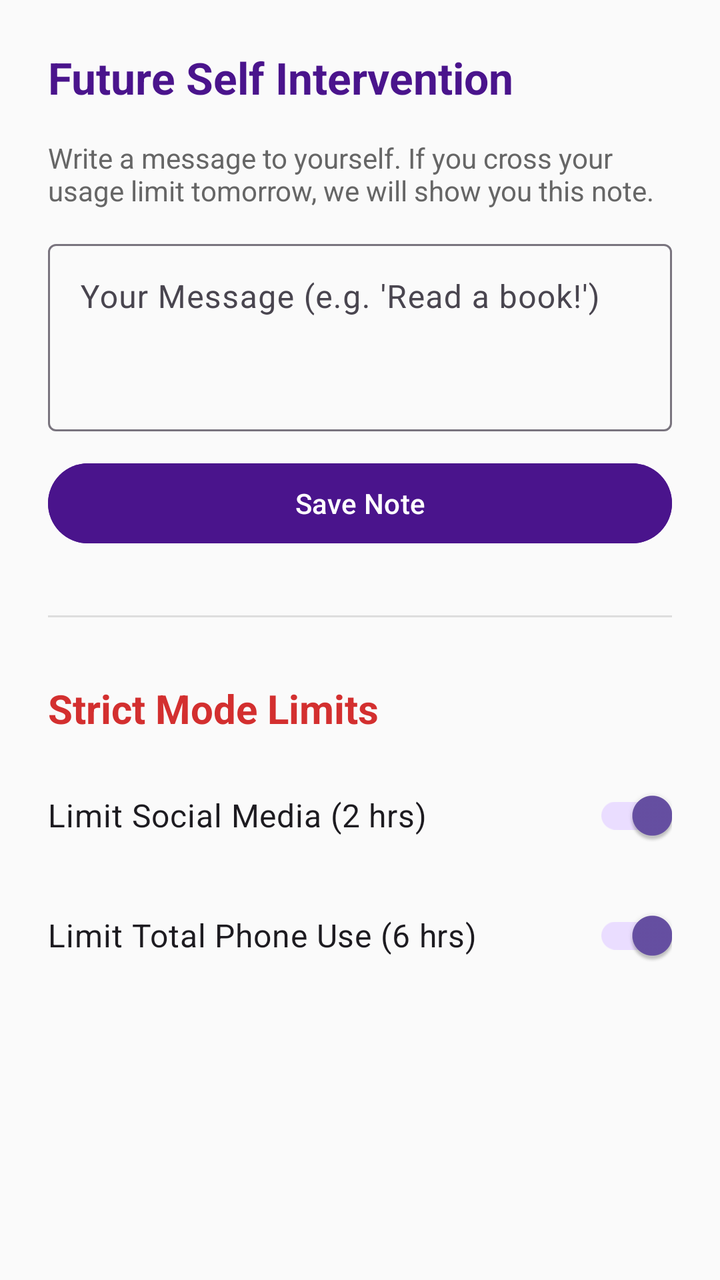
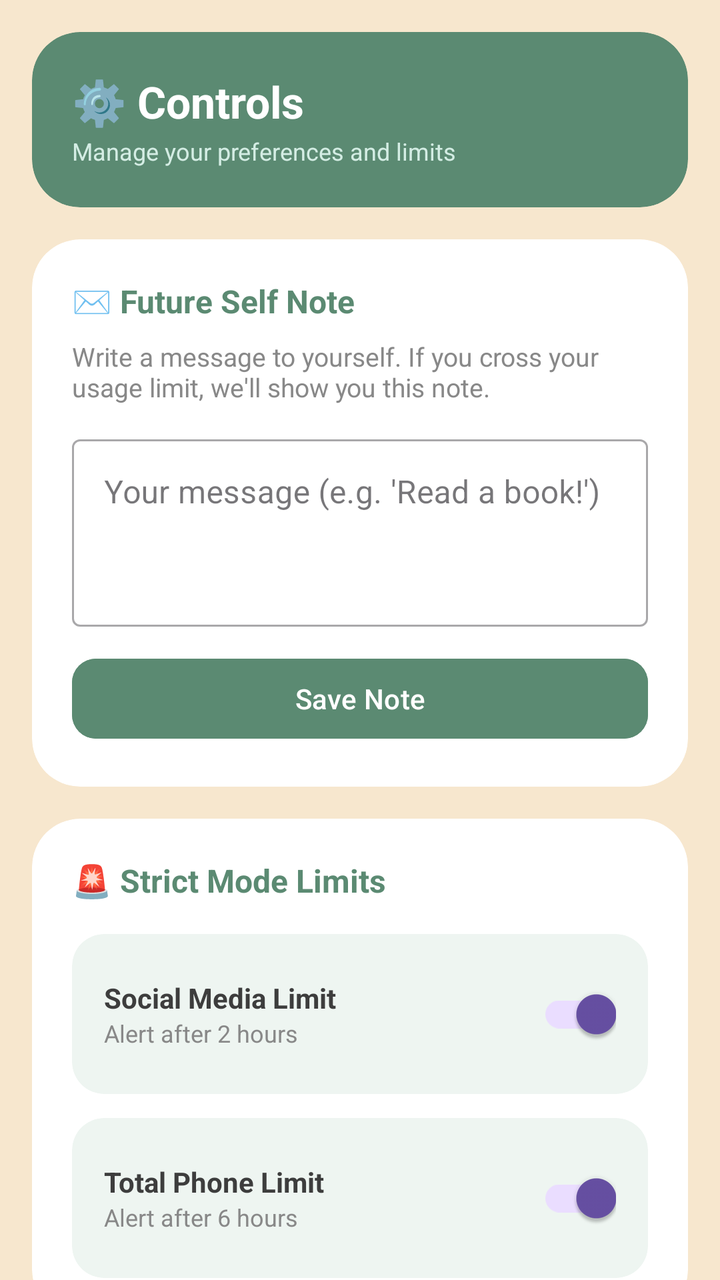

Compare the two renders of this Android layout. The source of the first and the diff that turns it into the second are given below.
<!-- AndroidManifest.xml: application theme Theme.PhoneMoodTranslator -->
<!-- res/layout/fragment_controls.xml -->
<?xml version="1.0" encoding="utf-8"?>
<LinearLayout xmlns:android="http://schemas.android.com/apk/res/android"
    android:layout_width="match_parent"
    android:layout_height="match_parent"
    android:orientation="vertical"
    android:padding="24dp"
    android:background="#FAFAFA">

    <TextView
        android:layout_width="wrap_content"
        android:layout_height="wrap_content"
        android:text="Future Self Intervention"
        android:textSize="22sp"
        android:textStyle="bold"
        android:textColor="#4A148C"
        android:layout_marginBottom="16dp"/>

    <TextView
        android:layout_width="match_parent"
        android:layout_height="wrap_content"
        android:text="Write a message to yourself. If you cross your usage limit tomorrow, we will show you this note."
        android:textColor="#666666"
        android:layout_marginBottom="12dp"/>

    <com.google.android.material.textfield.TextInputLayout
        android:layout_width="match_parent"
        android:layout_height="wrap_content"
        android:hint="Your Message (e.g. 'Read a book!')">

        <com.google.android.material.textfield.TextInputEditText
            android:id="@+id/etFutureNote"
            android:layout_width="match_parent"
            android:layout_height="wrap_content"
            android:minLines="3"
            android:gravity="top"/>
    </com.google.android.material.textfield.TextInputLayout>

    <Button
        android:id="@+id/btnSaveNote"
        android:layout_width="match_parent"
        android:layout_height="wrap_content"
        android:text="Save Note"
        android:layout_marginTop="12dp"
        android:backgroundTint="#4A148C"/>

    <View
        android:layout_width="match_parent"
        android:layout_height="1dp"
        android:background="#DDDDDD"
        android:layout_marginTop="32dp"
        android:layout_marginBottom="32dp"/>

    <TextView
        android:layout_width="wrap_content"
        android:layout_height="wrap_content"
        android:text="Strict Mode Limits"
        android:textSize="20sp"
        android:textStyle="bold"
        android:textColor="#D32F2F"
        android:layout_marginBottom="16dp"/>

    <com.google.android.material.switchmaterial.SwitchMaterial
        android:id="@+id/switchSocialLimit"
        android:layout_width="match_parent"
        android:layout_height="wrap_content"
        android:text="Limit Social Media (2 hrs)"
        android:textSize="16sp"
        android:checked="true"/>

    <com.google.android.material.switchmaterial.SwitchMaterial
        android:id="@+id/switchTotalLimit"
        android:layout_width="match_parent"
        android:layout_height="wrap_content"
        android:text="Limit Total Phone Use (6 hrs)"
        android:textSize="16sp"
        android:layout_marginTop="12dp"
        android:checked="true"/>

</LinearLayout>
<!-- resources referenced by this layout -->
<resources>
  <style name="Theme.PhoneMoodTranslator" parent="Base.Theme.PhoneMoodTranslator" />
  <style name="Base.Theme.PhoneMoodTranslator" parent="Theme.Material3.DayNight.NoActionBar">
          
          
      </style>
</resources>

<!-- the commit's change to res/layout/fragment_controls.xml (unified diff, before → after) -->
@@ -1,79 +1,412 @@
 <?xml version="1.0" encoding="utf-8"?>
-<LinearLayout xmlns:android="http://schemas.android.com/apk/res/android"
+<ScrollView
+    xmlns:android="http://schemas.android.com/apk/res/android"
+    xmlns:app="http://schemas.android.com/apk/res-auto"
     android:layout_width="match_parent"
     android:layout_height="match_parent"
-    android:orientation="vertical"
-    android:padding="24dp"
-    android:background="#FAFAFA">
-
-    <TextView
-        android:layout_width="wrap_content"
-        android:layout_height="wrap_content"
-        android:text="Future Self Intervention"
-        android:textSize="22sp"
-        android:textStyle="bold"
-        android:textColor="#4A148C"
-        android:layout_marginBottom="16dp"/>
-
-    <TextView
+    android:background="#F7E7CE"
+    android:scrollbars="none">
+
+    <LinearLayout
         android:layout_width="match_parent"
         android:layout_height="wrap_content"
-        android:text="Write a message to yourself. If you cross your usage limit tomorrow, we will show you this note."
-        android:textColor="#666666"
-        android:layout_marginBottom="12dp"/>
-
-    <com.google.android.material.textfield.TextInputLayout
-        android:layout_width="match_parent"
-        android:layout_height="wrap_content"
-        android:hint="Your Message (e.g. 'Read a book!')">
-
-        <com.google.android.material.textfield.TextInputEditText
-            android:id="@+id/etFutureNote"
+        android:orientation="vertical"
+        android:padding="16dp">
+
+        
+        <androidx.cardview.widget.CardView
             android:layout_width="match_parent"
             android:layout_height="wrap_content"
-            android:minLines="3"
-            android:gravity="top"/>
-    </com.google.android.material.textfield.TextInputLayout>
-
-    <Button
-        android:id="@+id/btnSaveNote"
-        android:layout_width="match_parent"
-        android:layout_height="wrap_content"
-        android:text="Save Note"
-        android:layout_marginTop="12dp"
-        android:backgroundTint="#4A148C"/>
-
-    <View
-        android:layout_width="match_parent"
-        android:layout_height="1dp"
-        android:background="#DDDDDD"
-        android:layout_marginTop="32dp"
-        android:layout_marginBottom="32dp"/>
-
-    <TextView
-        android:layout_width="wrap_content"
-        android:layout_height="wrap_content"
-        android:text="Strict Mode Limits"
-        android:textSize="20sp"
-        android:textStyle="bold"
-        android:textColor="#D32F2F"
-        android:layout_marginBottom="16dp"/>
-
-    <com.google.android.material.switchmaterial.SwitchMaterial
-        android:id="@+id/switchSocialLimit"
-        android:layout_width="match_parent"
-        android:layout_height="wrap_content"
-        android:text="Limit Social Media (2 hrs)"
-        android:textSize="16sp"
-        android:checked="true"/>
-
-    <com.google.android.material.switchmaterial.SwitchMaterial
-        android:id="@+id/switchTotalLimit"
-        android:layout_width="match_parent"
-        android:layout_height="wrap_content"
-        android:text="Limit Total Phone Use (6 hrs)"
-        android:textSize="16sp"
-        android:layout_marginTop="12dp"
-        android:checked="true"/>
-
-</LinearLayout>
+            android:layout_marginBottom="16dp"
+            app:cardCornerRadius="24dp"
+            app:cardElevation="0dp"
+            app:cardBackgroundColor="#5B8A72">
+
+            <LinearLayout
+                android:layout_width="match_parent"
+                android:layout_height="wrap_content"
+                android:orientation="vertical"
+                android:padding="20dp">
+
+                <TextView
+                    android:layout_width="wrap_content"
+                    android:layout_height="wrap_content"
+                    android:text="⚙️ Controls"
+                    android:textSize="22sp"
+                    android:textStyle="bold"
+                    android:textColor="#FFFFFF"/>
+
+                <TextView
+                    android:layout_width="wrap_content"
+                    android:layout_height="wrap_content"
+                    android:text="Manage your preferences and limits"
+                    android:textSize="12sp"
+                    android:textColor="#D4EDE4"
+                    android:layout_marginTop="2dp"/>
+
+            </LinearLayout>
+
+        </androidx.cardview.widget.CardView>
+
+        
+        <androidx.cardview.widget.CardView
+            android:layout_width="match_parent"
+            android:layout_height="wrap_content"
+            android:layout_marginBottom="16dp"
+            app:cardCornerRadius="24dp"
+            app:cardElevation="0dp"
+            app:cardBackgroundColor="#FFFFFF">
+
+            <LinearLayout
+                android:layout_width="match_parent"
+                android:layout_height="wrap_content"
+                android:orientation="vertical"
+                android:padding="20dp">
+
+                <TextView
+                    android:layout_width="wrap_content"
+                    android:layout_height="wrap_content"
+                    android:text="✉️ Future Self Note"
+                    android:textSize="16sp"
+                    android:textStyle="bold"
+                    android:textColor="#5B8A72"
+                    android:layout_marginBottom="8dp"/>
+
+                <TextView
+                    android:layout_width="match_parent"
+                    android:layout_height="wrap_content"
+                    android:text="Write a message to yourself. If you cross your usage limit, we'll show you this note."
+                    android:textColor="#888888"
+                    android:textSize="13sp"
+                    android:layout_marginBottom="12dp"/>
+
+                <com.google.android.material.textfield.TextInputLayout
+                    android:layout_width="match_parent"
+                    android:layout_height="wrap_content"
+                    android:hint="Your message (e.g. 'Read a book!')"
+                    style="@style/Widget.MaterialComponents.TextInputLayout.OutlinedBox">
+
+                    <com.google.android.material.textfield.TextInputEditText
+                        android:id="@+id/etFutureNote"
+                        android:layout_width="match_parent"
+                        android:layout_height="wrap_content"
+                        android:minLines="3"
+                        android:gravity="top"/>
+
+                </com.google.android.material.textfield.TextInputLayout>
+
+                <Button
+                    android:id="@+id/btnSaveNote"
+                    android:layout_width="match_parent"
+                    android:layout_height="wrap_content"
+                    android:text="Save Note"
+                    android:layout_marginTop="12dp"
+                    android:textColor="#FFFFFF"
+                    android:backgroundTint="#5B8A72"
+                    app:cornerRadius="12dp"/>
+
+            </LinearLayout>
+
+        </androidx.cardview.widget.CardView>
+
+        
+        <androidx.cardview.widget.CardView
+            android:layout_width="match_parent"
+            android:layout_height="wrap_content"
+            android:layout_marginBottom="16dp"
+            app:cardCornerRadius="24dp"
+            app:cardElevation="0dp"
+            app:cardBackgroundColor="#FFFFFF">
+
+            <LinearLayout
+                android:layout_width="match_parent"
+                android:layout_height="wrap_content"
+                android:orientation="vertical"
+                android:padding="20dp">
+
+                <TextView
+                    android:layout_width="wrap_content"
+                    android:layout_height="wrap_content"
+                    android:text="🚨 Strict Mode Limits"
+                    android:textSize="16sp"
+                    android:textStyle="bold"
+                    android:textColor="#5B8A72"
+                    android:layout_marginBottom="16dp"/>
+
+                
+                <androidx.cardview.widget.CardView
+                    android:layout_width="match_parent"
+                    android:layout_height="wrap_content"
+                    android:layout_marginBottom="12dp"
+                    app:cardCornerRadius="16dp"
+                    app:cardElevation="0dp"
+                    app:cardBackgroundColor="#EEF5F1">
+
+                    <LinearLayout
+                        android:layout_width="match_parent"
+                        android:layout_height="wrap_content"
+                        android:orientation="horizontal"
+                        android:gravity="center_vertical"
+                        android:padding="16dp">
+
+                        <LinearLayout
+                            android:layout_width="0dp"
+                            android:layout_height="wrap_content"
+                            android:layout_weight="1"
+                            android:orientation="vertical">
+
+                            <TextView
+                                android:layout_width="wrap_content"
+                                android:layout_height="wrap_content"
+                                android:text="Social Media Limit"
+                                android:textSize="14sp"
+                                android:textStyle="bold"
+                                android:textColor="#3D3D3D"/>
+
+                            <TextView
+                                android:layout_width="wrap_content"
+                                android:layout_height="wrap_content"
+                                android:text="Alert after 2 hours"
+                                android:textSize="12sp"
+                                android:textColor="#888888"/>
+
+                        </LinearLayout>
+
+                        <com.google.android.material.switchmaterial.SwitchMaterial
+                            android:id="@+id/switchSocialLimit"
+                            android:layout_width="wrap_content"
+                            android:layout_height="wrap_content"
+                            android:checked="true"/>
+
+                    </LinearLayout>
+
+                </androidx.cardview.widget.CardView>
+
+                
+                <androidx.cardview.widget.CardView
+                    android:layout_width="match_parent"
+                    android:layout_height="wrap_content"
+                    app:cardCornerRadius="16dp"
+                    app:cardElevation="0dp"
+                    app:cardBackgroundColor="#EEF5F1">
+
+                    <LinearLayout
+                        android:layout_width="match_parent"
+                        android:layout_height="wrap_content"
+                        android:orientation="horizontal"
+                        android:gravity="center_vertical"
+                        android:padding="16dp">
+
+                        <LinearLayout
+                            android:layout_width="0dp"
+                            android:layout_height="wrap_content"
+                            android:layout_weight="1"
+                            android:orientation="vertical">
+
+                            <TextView
+                                android:layout_width="wrap_content"
+                                android:layout_height="wrap_content"
+                                android:text="Total Phone Limit"
+                                android:textSize="14sp"
+                                android:textStyle="bold"
+                                android:textColor="#3D3D3D"/>
+
+                            <TextView
+                                android:layout_width="wrap_content"
+                                android:layout_height="wrap_content"
+                                android:text="Alert after 6 hours"
+                                android:textSize="12sp"
+                                android:textColor="#888888"/>
+
+                        </LinearLayout>
+
+                        <com.google.android.material.switchmaterial.SwitchMaterial
+                            android:id="@+id/switchTotalLimit"
+                            android:layout_width="wrap_content"
+                            android:layout_height="wrap_content"
+                            android:checked="true"/>
+
+                    </LinearLayout>
+
+                </androidx.cardview.widget.CardView>
+
+            </LinearLayout>
+
+        </androidx.cardview.widget.CardView>
+
+        
+        <androidx.cardview.widget.CardView
+            android:layout_width="match_parent"
+            android:layout_height="wrap_content"
+            android:layout_marginBottom="16dp"
+            app:cardCornerRadius="24dp"
+            app:cardElevation="0dp"
+            app:cardBackgroundColor="#FFFFFF">
+
+            <LinearLayout
+                android:layout_width="match_parent"
+                android:layout_height="wrap_content"
+                android:orientation="vertical"
+                android:padding="20dp">
+
+                <TextView
+                    android:layout_width="wrap_content"
+                    android:layout_height="wrap_content"
+                    android:text="🎨 App Theme"
+                    android:textSize="16sp"
+                    android:textStyle="bold"
+                    android:textColor="#5B8A72"
+                    android:layout_marginBottom="8dp"/>
+
+                <TextView
+                    android:layout_width="match_parent"
+                    android:layout_height="wrap_content"
+                    android:text="Customize the main screen background color."
+                    android:textColor="#888888"
+                    android:textSize="13sp"
+                    android:layout_marginBottom="16dp"/>
+
+                <LinearLayout
+                    android:layout_width="match_parent"
+                    android:layout_height="wrap_content"
+                    android:orientation="horizontal"
+                    android:gravity="center_vertical">
+
+                    <View
+                        android:id="@+id/viewColorPreview"
+                        android:layout_width="48dp"
+                        android:layout_height="48dp"
+                        android:layout_marginEnd="16dp"
+                        android:background="@drawable/circle_preview"/>
+
+                    <Button
+                        android:id="@+id/btnPickColor"
+                        android:layout_width="0dp"
+                        android:layout_height="wrap_content"
+                        android:layout_weight="1"
+                        android:text="Pick Color"
+                        android:textColor="#FFFFFF"
+                        android:backgroundTint="#5B8A72"
+                        app:cornerRadius="12dp"/>
+
+                </LinearLayout>
+
+            </LinearLayout>
+
+        </androidx.cardview.widget.CardView>
+
+        
+        <androidx.cardview.widget.CardView
+            android:layout_width="match_parent"
+            android:layout_height="wrap_content"
+            android:layout_marginBottom="32dp"
+            app:cardCornerRadius="24dp"
+            app:cardElevation="0dp"
+            app:cardBackgroundColor="#FFFFFF">
+
+            <LinearLayout
+                android:layout_width="match_parent"
+                android:layout_height="wrap_content"
+                android:orientation="vertical"
+                android:padding="20dp">
+
+                <TextView
+                    android:layout_width="wrap_content"
+                    android:layout_height="wrap_content"
+                    android:text="ℹ️ About"
+                    android:textSize="16sp"
+                    android:textStyle="bold"
+                    android:textColor="#5B8A72"
+                    android:layout_marginBottom="8dp"/>
+
+                <TextView
+                    android:layout_width="match_parent"
+                    android:layout_height="wrap_content"
+                    android:text="Phone Mood Translator helps you understand your screen time habits through mood-based insights."
+                    android:textColor="#888888"
+                    android:textSize="13sp"
+                    android:layout_marginBottom="16dp"/>
+
+                <LinearLayout
+                    android:layout_width="match_parent"
+                    android:layout_height="wrap_content"
+                    android:orientation="horizontal">
+
+                    <androidx.cardview.widget.CardView
+                        android:layout_width="0dp"
+                        android:layout_height="wrap_content"
+                        android:layout_weight="1"
+                        android:layout_marginEnd="8dp"
+                        app:cardCornerRadius="12dp"
+                        app:cardElevation="0dp"
+                        app:cardBackgroundColor="#EEF5F1">
+
+                        <LinearLayout
+                            android:layout_width="match_parent"
+                            android:layout_height="wrap_content"
+                            android:orientation="vertical"
+                            android:gravity="center"
+                            android:padding="12dp">
+
+                            <TextView
+                                android:layout_width="wrap_content"
+                                android:layout_height="wrap_content"
+                                android:text="Version"
+                                android:textSize="11sp"
+                                android:textColor="#888888"/>
+
+                            <TextView
+                                android:layout_width="wrap_content"
+                                android:layout_height="wrap_content"
+                                android:text="2.0.0"
+                                android:textSize="14sp"
+                                android:textStyle="bold"
+                                android:textColor="#5B8A72"/>
+
+                        </LinearLayout>
+
+                    </androidx.cardview.widget.CardView>
+
+                    <androidx.cardview.widget.CardView
+                        android:layout_width="0dp"
+                        android:layout_height="wrap_content"
+                        android:layout_weight="1"
+                        app:cardCornerRadius="12dp"
+                        app:cardElevation="0dp"
+                        app:cardBackgroundColor="#EEF5F1">
+
+                        <LinearLayout
+                            android:layout_width="match_parent"
+                            android:layout_height="wrap_content"
+                            android:orientation="vertical"
+                            android:gravity="center"
+                            android:padding="12dp">
+
+                            <TextView
+                                android:layout_width="wrap_content"
+                                android:layout_height="wrap_content"
+                                android:text="Made with"
+                                android:textSize="11sp"
+                                android:textColor="#888888"/>
+
+                            <TextView
+                                android:layout_width="wrap_content"
+                                android:layout_height="wrap_content"
+                                android:text="❤️ in India"
+                                android:textSize="14sp"
+                                android:textStyle="bold"
+                                android:textColor="#5B8A72"/>
+
+                        </LinearLayout>
+
+                    </androidx.cardview.widget.CardView>
+
+                </LinearLayout>
+
+            </LinearLayout>
+
+        </androidx.cardview.widget.CardView>
+
+    </LinearLayout>
+
+</ScrollView>
<!-- resource entries referenced after the edit -->
@@ -1,5 +1,12 @@
 <!-- resources referenced by this layout -->
 <resources>
+  <!-- drawable circle_preview (drawable) -->
+  <?xml version="1.0" encoding="utf-8"?>
+  <shape xmlns:android="http://schemas.android.com/apk/res/android"
+      android:shape="oval">
+      <solid android:color="#4A148C"/>
+      <stroke android:width="2dp" android:color="#DDDDDD"/>
+  </shape>
   <style name="Theme.PhoneMoodTranslator" parent="Base.Theme.PhoneMoodTranslator" />
   <style name="Base.Theme.PhoneMoodTranslator" parent="Theme.Material3.DayNight.NoActionBar">
           
